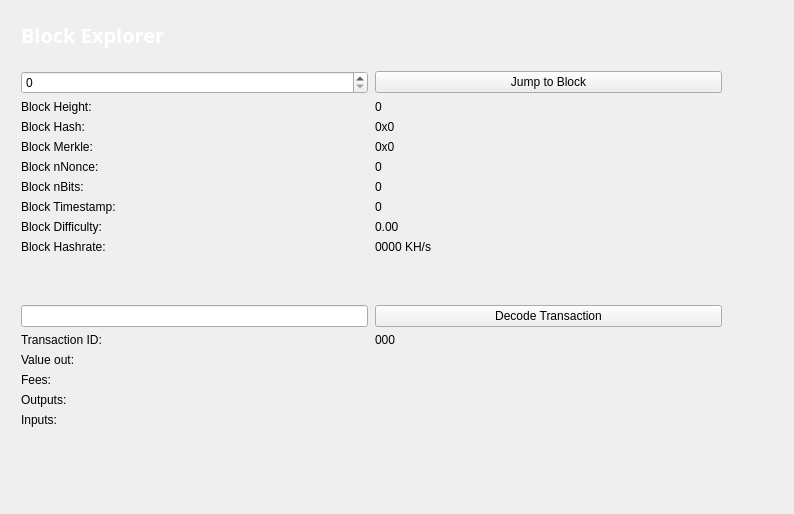
Qt form src/qt/forms/blockbrowser.ui (TeslacoinFoundation/TeslacoinCore) before a commit.
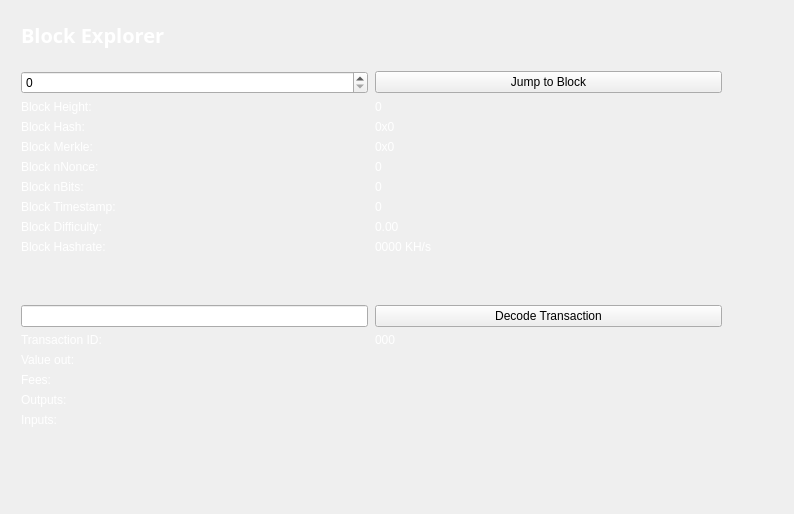
The same form after that commit.

Diff of the .ui file:
```diff
--- a/src/qt/forms/blockbrowser.ui
+++ b/src/qt/forms/blockbrowser.ui
@@ -130,6 +130,9 @@
          <property name="text">
           <string>Inputs:</string>
          </property>
+         <property name="styleSheet">
+          <string notr="true">color:#ffffff;</string>
+         </property>
          <property name="alignment">
           <set>Qt::AlignLeading|Qt::AlignLeft|Qt::AlignTop</set>
          </property>
@@ -140,6 +143,9 @@
          <property name="text">
           <string>0000 KH/s</string>
          </property>
+        	<property name="styleSheet">
+       	  <string notr="true">color:#ffffff;</string>
+	        </property>
         </widget>
        </item>
        <item row="14" column="0">
@@ -147,6 +153,9 @@
          <property name="text">
           <string>Value out:</string>
          </property>
+         <property name="styleSheet">
+       	  <string notr="true">color:#ffffff;</string>
+	        </property>
         </widget>
        </item>
        <item row="13" column="0">
@@ -154,6 +163,9 @@
          <property name="text">
           <string>Transaction ID:</string>
          </property>
+         <property name="styleSheet">
+       	  <string notr="true">color:#ffffff;</string>
+	        </property>
         </widget>
        </item>
        <item row="9" column="1">
@@ -161,6 +173,9 @@
          <property name="text">
           <string>0.00</string>
          </property>
+         <property name="styleSheet">
+       	  <string notr="true">color:#ffffff;</string>
+	        </property>
         </widget>
        </item>
        <item row="13" column="1">
@@ -168,6 +183,9 @@
          <property name="text">
           <string>000</string>
          </property>
+         <property name="styleSheet">
+       	  <string notr="true">color:#ffffff;</string>
+	        </property>
         </widget>
        </item>
        <item row="17" column="1">
@@ -192,6 +210,9 @@
          <property name="text">
           <string>Block Difficulty:</string>
          </property>
+         <property name="styleSheet">
+       	  <string notr="true">color:#ffffff;</string>
+	        </property>
         </widget>
        </item>
        <item row="1" column="0">
@@ -212,6 +233,9 @@
          <property name="text">
           <string>Block Height:</string>
          </property>
+         <property name="styleSheet">
+       	  <string notr="true">color:#ffffff;</string>
+	        </property>
         </widget>
        </item>
        <item row="8" column="1">
@@ -219,6 +243,9 @@
          <property name="text">
           <string>0</string>
          </property>
+         <property name="styleSheet">
+       	  <string notr="true">color:#ffffff;</string>
+	        </property>
         </widget>
        </item>
        <item row="1" column="1">
@@ -233,6 +260,9 @@
          <property name="text">
           <string>Block Merkle:</string>
          </property>
+         <property name="styleSheet">
+       	  <string notr="true">color:#ffffff;</string>
+	        </property>
         </widget>
        </item>
        <item row="4" column="0">
@@ -240,6 +270,9 @@
          <property name="text">
           <string>Block Hash:</string>
          </property>
+         <property name="styleSheet">
+       	  <string notr="true">color:#ffffff;</string>
+	        </property>
         </widget>
        </item>
        <item row="15" column="1">
@@ -254,6 +287,9 @@
          <property name="text">
           <string>Block Hashrate:</string>
          </property>
+         <property name="styleSheet">
+       	  <string notr="true">color:#ffffff;</string>
+	        </property>
         </widget>
        </item>
        <item row="3" column="1">
@@ -261,6 +297,9 @@
          <property name="text">
           <string>0</string>
          </property>
+         <property name="styleSheet">
+       	  <string notr="true">color:#ffffff;</string>
+	        </property>
         </widget>
        </item>
        <item row="15" column="0">
@@ -268,6 +307,9 @@
          <property name="text">
           <string>Fees:</string>
          </property>
+         <property name="styleSheet">
+       	  <string notr="true">color:#ffffff;</string>
+	        </property>
         </widget>
        </item>
        <item row="7" column="0">
@@ -275,6 +317,9 @@
          <property name="text">
           <string>Block nBits:</string>
          </property>
+         <property name="styleSheet">
+       	  <string notr="true">color:#ffffff;</string>
+	        </property>
         </widget>
        </item>
        <item row="7" column="1">
@@ -282,6 +327,9 @@
          <property name="text">
           <string>0</string>
          </property>
+         <property name="styleSheet">
+       	  <string notr="true">color:#ffffff;</string>
+	        </property>
         </widget>
        </item>
        <item row="5" column="1">
@@ -295,6 +343,9 @@
          <property name="text">
           <string>0x0</string>
          </property>
+         <property name="styleSheet">
+       	  <string notr="true">color:#ffffff;</string>
+	        </property>
         </widget>
        </item>
        <item row="16" column="0">
@@ -305,6 +356,9 @@
          <property name="alignment">
           <set>Qt::AlignLeading|Qt::AlignLeft|Qt::AlignTop</set>
          </property>
+         <property name="styleSheet">
+       	  <string notr="true">color:#ffffff;</string>
+	        </property>
         </widget>
        </item>
        <item row="16" column="1">
@@ -322,6 +376,9 @@
          <property name="text">
           <string>Block nNonce:</string>
          </property>
+         <property name="styleSheet">
+       	  <string notr="true">color:#ffffff;</string>
+	        </property>
         </widget>
        </item>
        <item row="6" column="1">
@@ -329,6 +386,9 @@
          <property name="text">
           <string>0</string>
          </property>
+         <property name="styleSheet">
+       	  <string notr="true">color:#ffffff;</string>
+	        </property>
         </widget>
        </item>
        <item row="8" column="0">
@@ -336,6 +396,9 @@
          <property name="text">
           <string>Block Timestamp:</string>
          </property>
+         <property name="styleSheet">
+       	  <string notr="true">color:#ffffff;</string>
+	        </property>
         </widget>
        </item>
        <item row="4" column="1">
@@ -358,6 +421,9 @@
          <property name="text">
           <string>0x0</string>
          </property>
+         <property name="styleSheet">
+       	  <string notr="true">color:#ffffff;</string>
+	        </property>
         </widget>
        </item>
        <item row="12" column="0">
```
Left out of the diff: 12 changed lines with no effect on the pictures.
